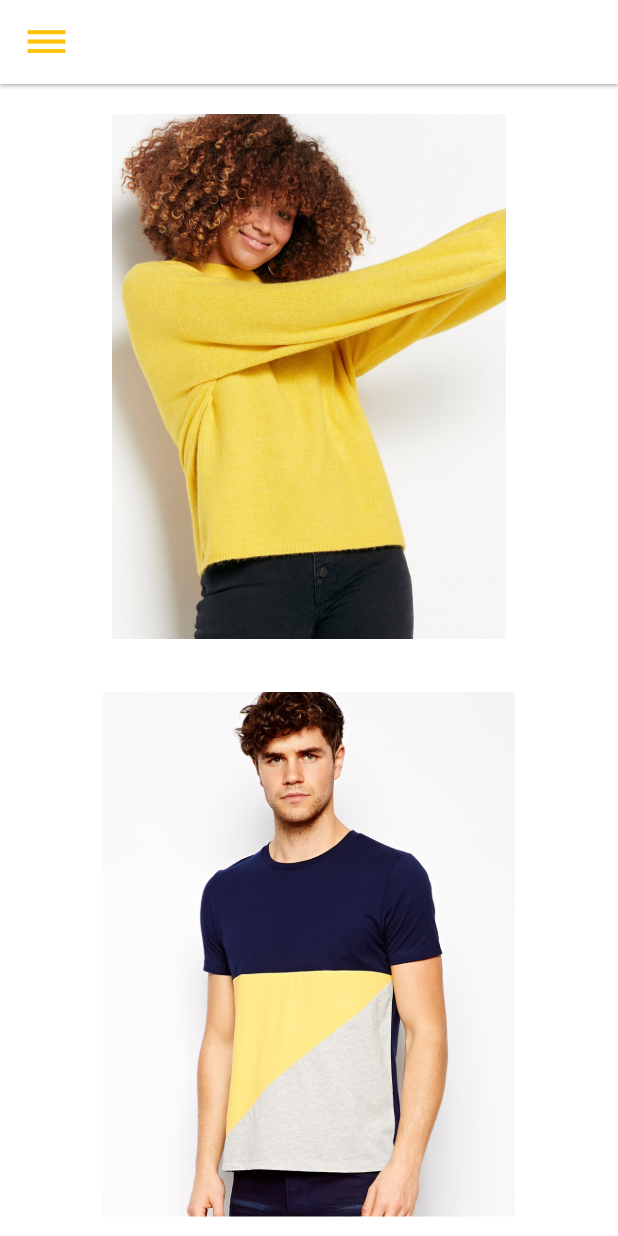
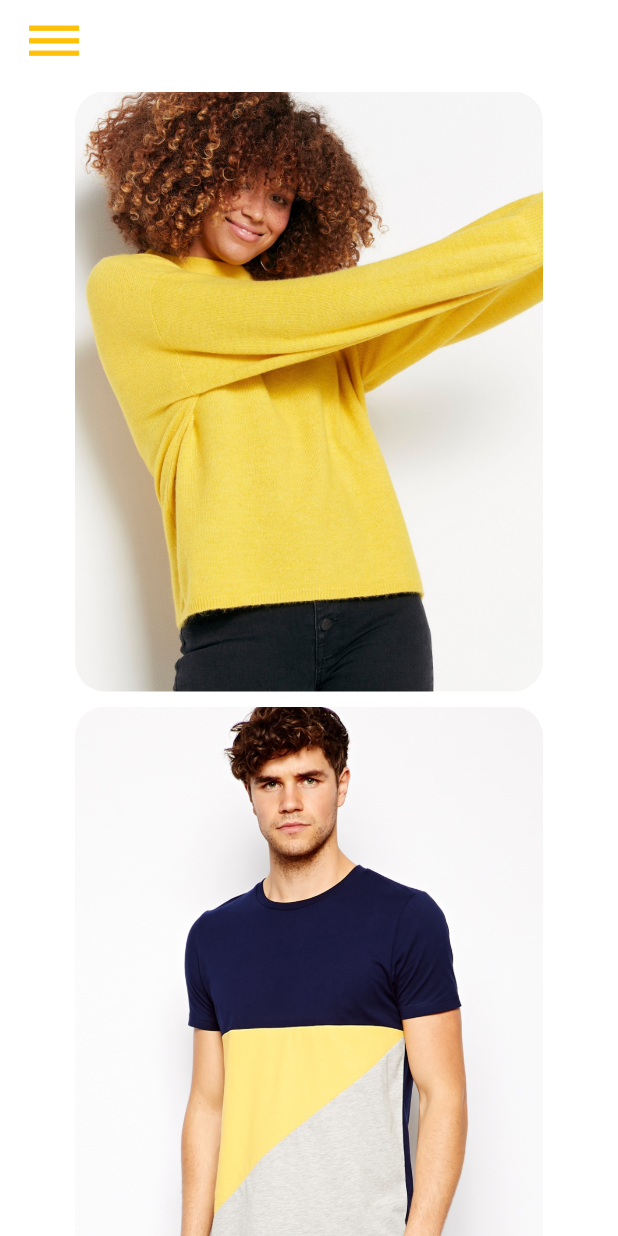
Before and after one commit to mahnoor-rizwan/Online-Store, a Flutter app: the screen it shows after launch, on a phone screen of 412 x 824 dp. Run offline on Flutter 3.47's test engine with Material 2 defaults, Android fonts, the phone set to English and light mode, and no system bars.

Commit message:
updated the dataType

```diff
--- a/lib/screens_store/Home.dart
+++ b/lib/screens_store/Home.dart
@@ -27,12 +27,15 @@ class _HomeState extends State<Home> {
   Widget build(BuildContext context) {
 
     return Scaffold(
+      backgroundColor: Colors.white,
       appBar: AppBar(
-        elevation: 1.0,
+        elevation: 0.0,
         backgroundColor: Colors.white,
-        title: Icon(Icons.dehaze, color: Colors.amber,size: 30,),
+        title: Icon(Icons.dehaze, color: Colors.amber,size: 40,),
       ),
       body: ListView.builder(
+
+        padding: EdgeInsets.only(left: 50, right: 50),
         scrollDirection: Axis.vertical,
         itemCount: listOfClothes.length,
         itemBuilder: (context, index) {
@@ -41,13 +44,13 @@ class _HomeState extends State<Home> {
               width: 100,
               color: Colors.white,
               child: Padding(
-                padding: const EdgeInsets.only(bottom: 15.0, top: 20),
+                padding: const EdgeInsets.only(bottom: 5, top: 5),
                 child: ClipRRect(
                   borderRadius: BorderRadius.circular(20),
                   child: Image.asset(
                     listOfClothes[index].imageURL,
-                  height:350,
-                  //fit: BoxFit.contain,
+                  height:400,
+                  fit: BoxFit.cover,
                   ),
                 ),
               ),
--- a/lib/screens_store/Product.dart
+++ b/lib/screens_store/Product.dart
@@ -16,6 +16,7 @@ DataTransfer dataTransfer;
   Widget build(BuildContext context) {
   RouteSettings settings = ModalRoute.of(context).settings;
   dataTransfer =settings.arguments;
+  print(dataTransfer.dataType);
     return Scaffold(
       backgroundColor: Colors.white,
       appBar: AppBar(
@@ -33,7 +34,7 @@ DataTransfer dataTransfer;
         child: Column(
           crossAxisAlignment: CrossAxisAlignment.start,
           children: <Widget>[
-            Text('Sweater', style: TextStyle(color: Colors.grey[600], fontSize: 18, fontWeight: FontWeight.w400, )),
+            Text(dataTransfer.dataType, style: TextStyle(color: Colors.grey[600], fontSize: 18, fontWeight: FontWeight.w400, )),
             SizedBox(height: 5.0,),
             Center(
               child: ClipRRect(
```
